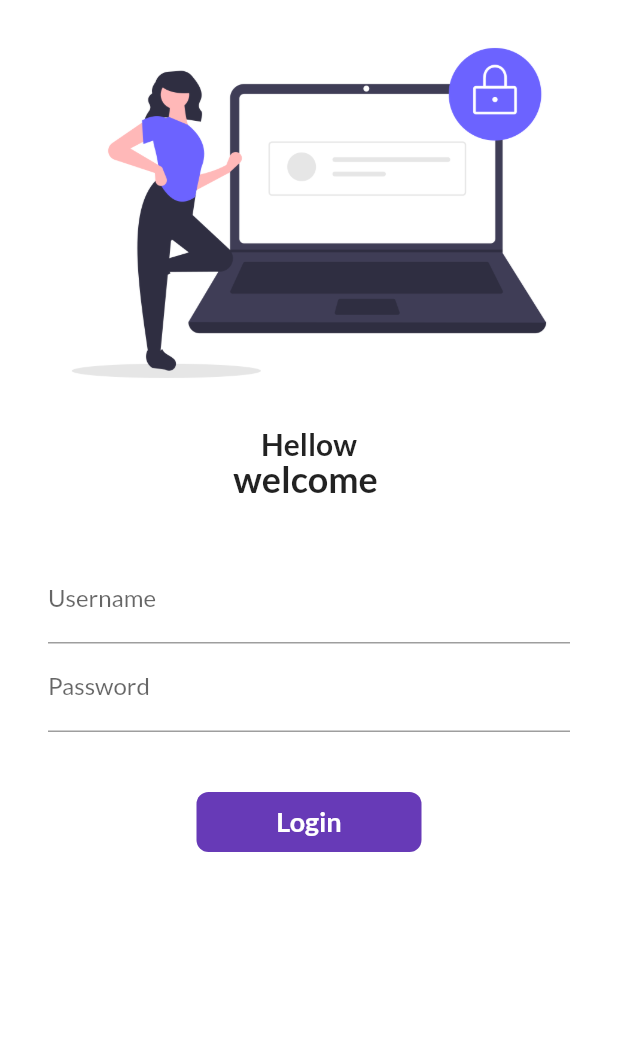
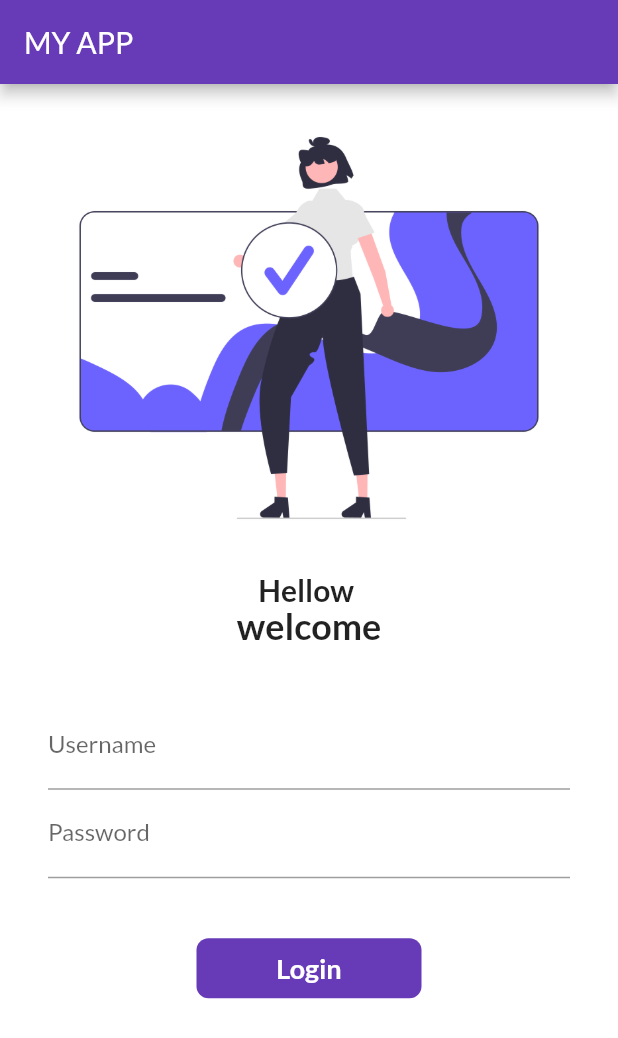
Before and after one commit to officialhemant511/flutter-app, a Flutter app: the screen it shows after launch, on a phone screen of 412 x 824 dp. Shown: the top 1038 px of the screen. Run offline on Flutter 3.47's test engine with Material 2 defaults, Android fonts, the phone set to English and light mode, and no system bars; our stand-ins replace google_fonts.

Commit message:
Day 8 complete

```diff
--- a/flutter_catalog/lib/pages/login_page.dart
+++ b/flutter_catalog/lib/pages/login_page.dart
@@ -10,22 +10,46 @@ class LoginPage extends StatefulWidget {
 class _LoginPageState extends State<LoginPage> {
   String name = "";
   bool changeButtom = false;
+
+  final _formKey = GlobalKey<FormState>();
+
+  moveToHome(BuildContext context) async {
+    if (_formKey.currentState!.validate()) {
+      setState(() {
+        changeButtom = true;
+      });
+      //await means wait for a while(particular duration) then go further page
+      await Future.delayed(Duration(seconds: 1));
+      await Navigator.pushNamed(context, MyRoutes.homeRoute);
+      setState(() {
+        changeButtom = false;
+      });
+    }
+  }
+
   @override
   Widget build(BuildContext context) {
-    return Material(
-        color: Colors.white,
-        child: SingleChildScrollView(
+    return Scaffold(
+        appBar: AppBar(
+          title: Text("MY APP"),
+          backgroundColor: Colors.deepPurple,
+        ),
+        backgroundColor: Colors.white,
+        body: SingleChildScrollView(
+          // is size of device is small so it will be scroll
+          child: Form(
+            key: _formKey,
             child: Column(
               children: [
                 Image.asset(
-                "assets/images/login_image.png",
+                  "assets/images/hi.png",
                   fit: BoxFit.cover,
                   // height: 300,
                   // color: Colors.yellow,
                 ),
                 SizedBox(
                   child: Text(
-                  "Hellow",
+                    "Hellow $name",
                     style: TextStyle(
                       fontSize: 20,
                       fontWeight: FontWeight.bold,
@@ -36,7 +60,7 @@ class _LoginPageState extends State<LoginPage> {
                   height: 21.0,
                 ),
                 Text(
-                "welcome $name",
+                  "welcome",
                   style: TextStyle(
                     fontSize: 24,
                     fontWeight: FontWeight.bold,
@@ -46,8 +70,8 @@ class _LoginPageState extends State<LoginPage> {
                   height: 20.0,
                 ),
                 Padding(
-                padding:
-                    const EdgeInsets.symmetric(vertical: 16, horizontal: 32.0),
+                  padding: const EdgeInsets.symmetric(
+                      vertical: 16, horizontal: 32.0),
                   child: Column(
                     children: [
                       TextFormField(
@@ -55,6 +79,13 @@ class _LoginPageState extends State<LoginPage> {
                           hintText: "Enter username ",
                           labelText: "Username",
                         ),
+                        validator: (value) {
+                          if (value!.isEmpty) {
+                            return "username cannot be empty";
+                          }
+
+                          return null;
+                        },
                         onChanged: (value) {
                           name = value;
                           setState(() {});
@@ -66,20 +97,43 @@ class _LoginPageState extends State<LoginPage> {
                           hintText: "Enter Password ",
                           labelText: "Password",
                         ),
+                        validator: (value) {
+                          if (value!.isEmpty) {
+                            return "Password cannot be empty";
+                          } else if (value.length < 8) {
+                            return "password length should be atleast 8";
+                          }
+
+                          return null;
+                        },
                       ),
                       SizedBox(
                         height: 40.0,
                       ),
 
-                    InkWell(
-                      onTap: () async {
-                        setState(() {
-                          changeButtom = true;
-                        });
-                        //await means wait for a while(particular duration) then go further page
-                        await Future.delayed(Duration(seconds: 1));
-                        Navigator.pushNamed(context, MyRoutes.homeRoute);
-                      },
+                      Material(
+                        color: Colors.deepPurple,
+                        borderRadius:
+                            BorderRadius.circular(changeButtom ? 50 : 8),
+                        child: InkWell(
+                          // ink well always work if material is ansistor
+                          onTap: () => moveToHome(
+                              context), // we defined move to Home  function above
+                              // '=>' arrow operator used when we need to return null in one line
+                          // async {
+
+                          // setState(() {
+                          //   changeButtom = true;
+                          // });
+                          // //await means wait for a while(particular duration) then go further page
+                          // await Future.delayed(Duration(seconds: 1));
+                          // await Navigator.pushNamed(
+                          //     context, MyRoutes.homeRoute);
+                          // setState(() {
+                          //   changeButtom = false;
+                          // });
+
+                          // },
                           child: AnimatedContainer(
                             // use to make box like login button without using predefined elevated buttom
                             //
@@ -101,13 +155,17 @@ class _LoginPageState extends State<LoginPage> {
                                         fontSize: 18),
                                   ),
                             // decoration is generally used to decorate or to make our box attractive
-                        decoration: BoxDecoration(
-                            color: Colors.deepPurple,
-                            // shape: changeButtom?BoxShape.circle:BoxShape.rectangle,
-                            borderRadius:
-                                BorderRadius.circular(changeButtom ? 20 : 8)),
+                            // decoration: BoxDecoration(
+                            //     color: Colors.deepPurple,
+                            //     // shape: changeButtom?BoxShape.circle:BoxShape.rectangle,
+                            //     borderRadius:
+                            //         BorderRadius.circular(changeButtom ? 20 : 8)
+                            //         ),
                           ),
                         ),
+                      ),
+
+                      // elevatedButton is predefined function in material lib...
 
                       // ElevatedButton(
                       //   child: Text("Login"),
@@ -123,6 +181,7 @@ class _LoginPageState extends State<LoginPage> {
                 )
               ],
             ),
+          ),
         ));
   }
 }
```
Also changed, not shown: flutter_catalog/assets/images/hi.png (added). Lines whose indentation alone changed are shown as unchanged.
